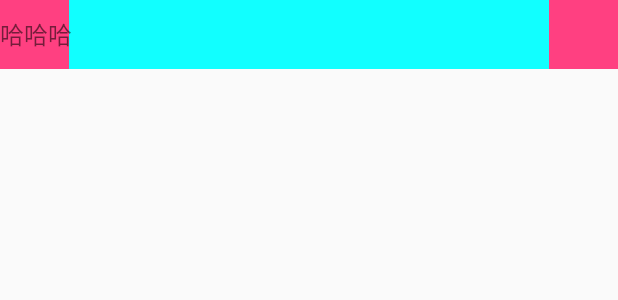
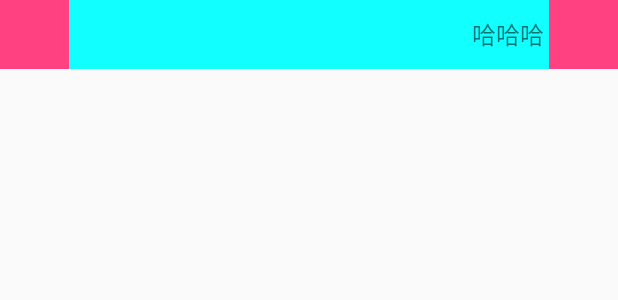
Before and after one commit to StormKid/KUI, an Android app: the layout layout.xml on its own in the app's theme, with its tools: preview values and no code run, on a phone screen of 412 x 824 dp. Shown: the top 300 px of the screen. Run offline under Robolectric (Android 15) with nearby library versions, the light colour scheme and no system bars.

Commit message:
做完toolBar

```diff
--- a/kui-base/src/main/java/com/stormkid/kui_base/toolbar/ToolBar.kt
+++ b/kui-base/src/main/java/com/stormkid/kui_base/toolbar/ToolBar.kt
@@ -3,7 +3,9 @@ package com.stormkid.kui_base.toolbar
 import android.annotation.SuppressLint
 import android.app.Activity
 import android.content.Context
+import android.text.TextUtils
 import android.util.AttributeSet
+import android.util.TypedValue
 import android.widget.ImageView
 import android.widget.RelativeLayout
 import android.widget.TextView
@@ -24,48 +26,94 @@ class ToolBar : RelativeLayout {
         val a = context.obtainStyledAttributes(attributeSet,
                 R.styleable.ToolBar, defAttr, 0)
         val imageSize = a.getDimensionPixelSize(R.styleable.ToolBar_image_dimen, 40).toFloat()
-        val leftIcon = a.getResourceId(R.styleable.ToolBar_left_image_icon,0)
-        val rightIcon = a.getResourceId(R.styleable.ToolBar_right_image_icon,0)
+        val leftIcon = a.getResourceId(R.styleable.ToolBar_left_image_icon, 0)
+        val rightIcon = a.getResourceId(R.styleable.ToolBar_right_image_icon, 0)
         val title = a.getString(R.styleable.ToolBar_title_text)
-        val titleGravity = a.getInt(R.styleable.ToolBar_title_gravity,0)
-        val isNav = a.getBoolean(R.styleable.ToolBar_is_nav_bar,true)
-        initImageView(imageSize,leftIcon,rightIcon)
-        initTitle(title,titleGravity,imageSize)
-        if (isNav&&context is Activity) this.getChildAt(0).setOnClickListener { context.finish() }
+        val titleSize = a.getDimensionPixelOffset(R.styleable.ToolBar_title_size, 14).toFloat()
+        val titleGravity = a.getInt(R.styleable.ToolBar_title_gravity, 0)
+        val isNav = a.getBoolean(R.styleable.ToolBar_is_nav_bar, true)
+        val content = a.getString(R.styleable.ToolBar_content_text)
+        val contentSize = a.getDimensionPixelOffset(R.styleable.ToolBar_content_size, 12).toFloat()
+        initImageView(imageSize, leftIcon, rightIcon)
+        initTitle(title, titleGravity, imageSize, titleSize)
+        initContent(content, contentSize)
+        if (isNav && context is Activity) this.getChildAt(0).setOnClickListener { context.finish() }
 
     }
 
-    private fun initTitle(title: String, titleGravity: Int, imageSize: Float) {
+    private fun initContent(content: String?, contentSize: Float) {
+        if (TextUtils.isEmpty(content)) return
+        contentView = TextView(context).apply {
+            text = content
+            setTextSize(TypedValue.COMPLEX_UNIT_SP, contentSize)
+            layoutParams = RelativeLayout.LayoutParams(RelativeLayout.LayoutParams.WRAP_CONTENT, RelativeLayout.LayoutParams.WRAP_CONTENT).apply {
+                addRule(RelativeLayout.CENTER_VERTICAL)
+                addRule(RelativeLayout.ALIGN_PARENT_RIGHT)
+            }
+        }
+        this.addView(contentView)
+    }
+
+    private fun initTitle(title: String?, titleGravity: Int, imageSize: Float, titleSize: Float) {
+        if (TextUtils.isEmpty(title)) return
         val group = this
-        val titleView = TextView(context).apply {
+        titleView = TextView(context).apply {
             text = title
-            layoutParams = RelativeLayout.LayoutParams(RelativeLayout.LayoutParams.WRAP_CONTENT,RelativeLayout.LayoutParams.WRAP_CONTENT).apply {
+            setTextSize(TypedValue.COMPLEX_UNIT_SP, titleSize)
+            layoutParams = RelativeLayout.LayoutParams(RelativeLayout.LayoutParams.WRAP_CONTENT, RelativeLayout.LayoutParams.WRAP_CONTENT).apply {
                 addRule(RelativeLayout.CENTER_VERTICAL)
-                when(titleGravity){
-                     0-> addRule(RelativeLayout.CENTER_IN_PARENT)
-                     1-> setMargins(ViewUtils.dip2px(context,imageSize)+5,0,0,0)
-                     2-> setMargins(0,0,ViewUtils.dip2px(context,imageSize)+5,0)
-                 }
+                when (titleGravity) {
+                    0 -> addRule(RelativeLayout.CENTER_IN_PARENT)
+                    1 -> setMargins(ViewUtils.dip2px(context, imageSize) + 5, 0, 0, 0)
+                    2 -> {
+                        addRule(RelativeLayout.ALIGN_PARENT_RIGHT)
+                        setMargins(0, 0, ViewUtils.dip2px(context, imageSize) + 5, 0)
+                    }
+                }
             }
 
         }
         group.addView(titleView)
     }
 
-    private fun initImageView(imageSize: Float, leftIcon: Int, rightIcon: Int) {
-        val leftImageView = ImageView(context).apply {
+    private var leftIcon:ImageView? = null
+    private var rightIcon:ImageView? = null
+    private var titleView:TextView? = null
+    private var contentView:TextView? = null
+    fun setOnToolClickListener(listener: OnClickListener){
+        this.setOnClickListener(listener)
+    }
+
+    fun setLeftIconClickListener(listener: OnClickListener){
+        if (null!=leftIcon)leftIcon?.setOnClickListener(listener)
+    }
+
+    fun setRightIconClickListener(listener: OnClickListener){
+        if (null!=rightIcon)rightIcon?.setOnClickListener(listener)
+    }
+
+    fun setTitle(text:String){
+        if (null!=titleView&&!TextUtils.isEmpty(text))titleView?.text = text
+    }
+
+    fun setContent(text:String){
+        if (null!=contentView&&!TextUtils.isEmpty(text))contentView?.text = text
+    }
+
+    private fun initImageView(imageSize: Float, leftIconRes: Int, rightIconRes: Int) {
+        leftIcon = ImageView(context).apply {
             layoutParams = RelativeLayout.LayoutParams(ViewUtils.dip2px(context, imageSize), ViewUtils.dip2px(context, imageSize))
             scaleType = ImageView.ScaleType.CENTER_CROP
-            setImageResource(leftIcon)
+            setImageResource(leftIconRes)
         }
 
-        val rightImageView = ImageView(context).apply {
+        rightIcon = ImageView(context).apply {
             layoutParams = RelativeLayout.LayoutParams(ViewUtils.dip2px(context, imageSize), ViewUtils.dip2px(context, imageSize)).apply { addRule(RelativeLayout.ALIGN_PARENT_RIGHT) }
             scaleType = ImageView.ScaleType.CENTER_CROP
-            setImageResource(rightIcon)
+            setImageResource(rightIconRes)
         }
-        this.addView(leftImageView)
-        this.addView(rightImageView)
+        this.addView(leftIcon)
+        this.addView(rightIcon)
     }
 
 
--- a/kui-base/src/main/res/values/attrs.xml
+++ b/kui-base/src/main/res/values/attrs.xml
@@ -6,10 +6,13 @@
         <attr name="right_image_icon" format="reference"/>
         <attr name="is_nav_bar" format="boolean"/>
         <attr name="title_text" format="string"/>
+        <attr name="title_size" format="dimension"/>
         <attr name="title_gravity" format="enum">
             <enum name="CENTER" value="0"/>
             <enum name="LEFT" value="1"/>
             <enum name="RIGHT" value="2"/>
         </attr>
+        <attr name="content_text" format="string"/>
+        <attr name="content_size" format="dimension"/>
     </declare-styleable>
 </resources>
```
